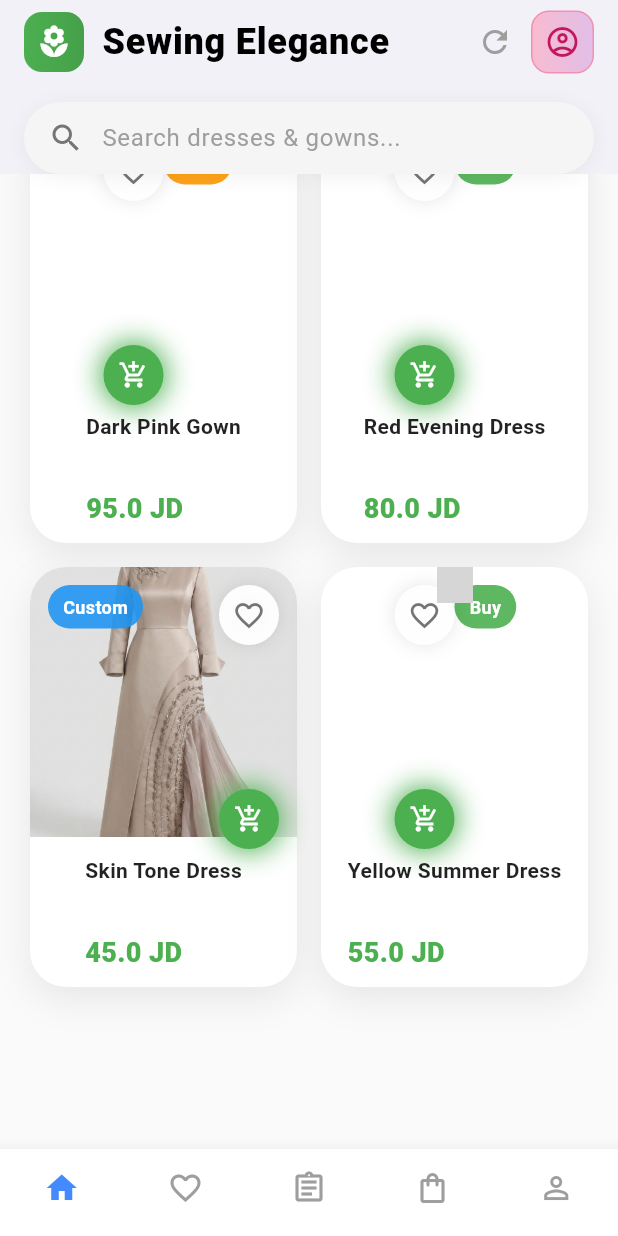
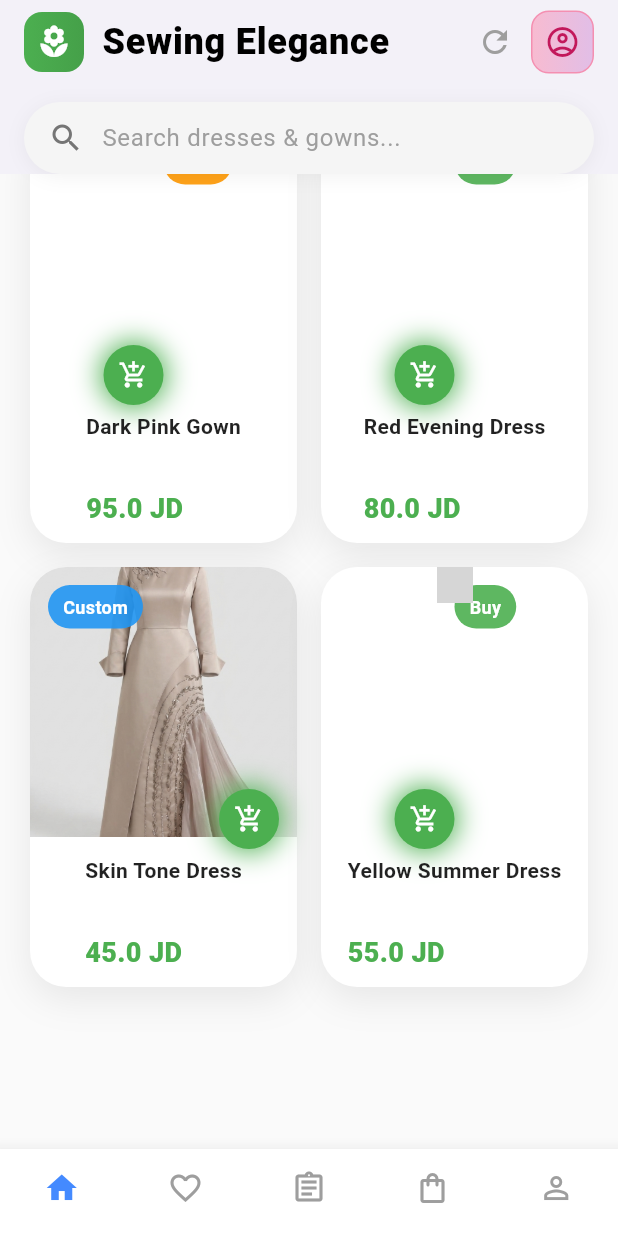
Before and after one commit to RaniaTardis/Sweing, a Flutter app: the screen it shows after launch, scrolled down 1770 dp, on a phone screen of 412 x 824 dp. Run offline on Flutter 3.47's test engine with Material 3 defaults, Android fonts, the phone set to English and light mode, and no system bars; our stand-ins replace shared_preferences, shimmer; network calls fail; grey boxes are pictures that could not be loaded.

Commit message:
refactor: remove unused wishlist toggle UI from home_screen

```diff
--- a/lib/features/shop/screens/home_screen.dart
+++ b/lib/features/shop/screens/home_screen.dart
@@ -978,38 +978,6 @@ class _HomeScreenState extends State<HomeScreen> {
                         ),
                       ),
                       Positioned(
-                        top: 12,
-                        right: 12,
-                        child: GestureDetector(
-                          onTap: () =>
-                              _toggleWishlist(dress['id']),
-                          child: AnimatedContainer(
-                            duration: const Duration(milliseconds: 250),
-                            width: 40,
-                            height: 40,
-                            decoration: BoxDecoration(
-                              color: Colors.white.withOpacity(0.95),
-                              borderRadius: BorderRadius.circular(20),
-                              boxShadow: [
-                                BoxShadow(
-                                  color: Colors.black.withOpacity(0.1),
-                                  blurRadius: 10,
-                                ),
-                              ],
-                            ),
-                            child: Icon(
-                              _favoritedIds.contains(dress['id'])
-                                  ? Icons.favorite
-                                  : Icons.favorite_border,
-                              color: _favoritedIds.contains(dress['id'])
-                                  ? Colors.red
-                                  : Colors.grey[600],
-                              size: 22,
-                            ),
-                          ),
-                        ),
-                      ),
-                      Positioned(
                         bottom: -8,
                         right: 12,
                         child: GestureDetector(
```
